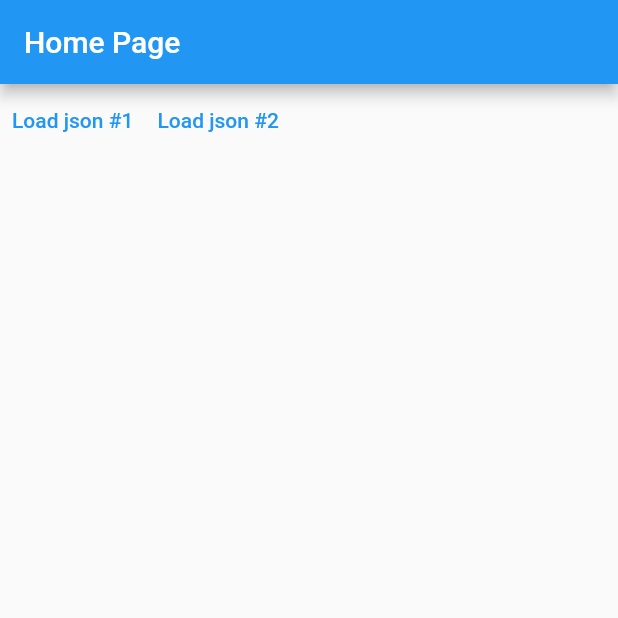
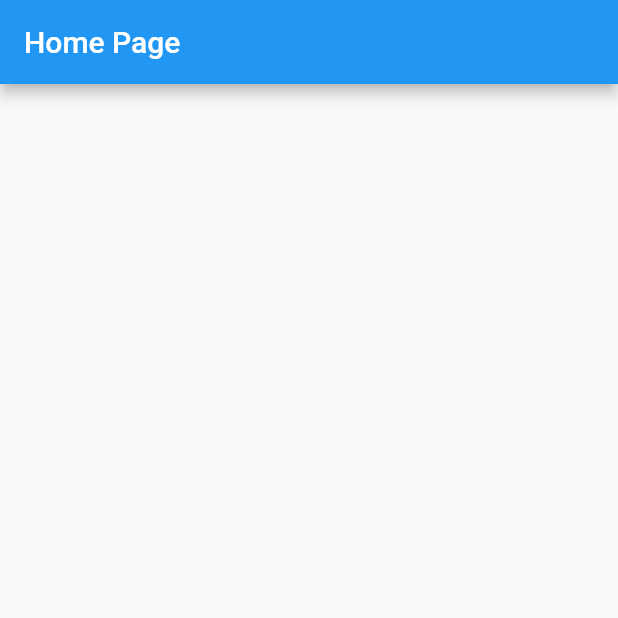
Before and after one commit to dinodtharinda/bloc_state_flutter, a Flutter app: the screen it shows after launch, on a phone screen of 412 x 824 dp, the top half of it. Run offline on Flutter 3.47's test engine with Material 2 defaults, Android fonts, the light colour scheme and no system bars.

Commit message:
initial commmit

```diff
--- a/lib/bloc/bloc_actions.dart
+++ /dev/null
@@ -1,39 +0,0 @@
-import 'package:flutter/material.dart';
-
-import 'person.dart';
-
-const persons1Url = 'http://10.0.2.2:5500/api/persons1.json';
-const persons2Url = 'http://10.0.2.2:5500/api/persons2.json';
-
-typedef PersonsLoader = Future<Iterable<Person>> Function(String url);
-
-// enum PersonUrl {
-//   persons1,
-//   persons2,
-// }
-
-// extension UrlString on PersonUrl {
-//   String get urlString {
-//     switch (this) {
-//       case PersonUrl.persons1:
-//         return persons1Url;
-//       case PersonUrl.persons2:
-//         return persons2Url;
-//     }
-//   }
-// }
-
-@immutable
-abstract class LoadAction {
-  const LoadAction();
-}
-
-@immutable
-class LoadPersonAction extends LoadAction {
-  final String url;
-  final PersonsLoader loader;
-  const LoadPersonAction({
-    required this.url,
-    required this.loader,
-  }) : super();
-}
--- a/lib/bloc/person.dart
+++ /dev/null
@@ -1,23 +0,0 @@
-import 'package:flutter/material.dart';
-
-@immutable
-class Person {
-  final String name;
-  final int age;
-
-  const Person({required this.name, required this.age});
-
-  factory Person.fromJsonfac(Map<String, dynamic> json) {
-    return Person(
-      name: json['name'],
-      age: json['age'],
-    );
-  }
-
-  Person.fromJson(Map<String, dynamic> json)
-      : name = json['name'] as String,
-        age = json['age'] as int;
-
-  @override
-  String toString() => 'name = $name, age = $age';
-}
--- a/lib/bloc/persons_bloc.dart
+++ /dev/null
@@ -1,61 +0,0 @@
-import 'package:bloc/bloc.dart';
-import 'package:flutter/material.dart';
-import 'bloc_actions.dart';
-import 'person.dart';
-
-extension IsEqualToIgnoringOrdering<T> on Iterable<T> {
-  bool isEqualToIgnoringOrdering(Iterable<T> other) =>
-      length == other.length &&
-      {...this}.intersection({...other}).length == length;
-}
-
-@immutable
-class FetchResult {
-  final Iterable<Person> persons;
-  final bool isRetrivedFromCache;
-
-  const FetchResult({
-    required this.persons,
-    required this.isRetrivedFromCache,
-  });
-
-  @override
-  String toString() =>
-      'FetchResult(isRetrivedFromCashe = $isRetrivedFromCache, persons = $persons)';
-
-  @override
-  bool operator ==(covariant FetchResult other) =>
-      persons.isEqualToIgnoringOrdering(other.persons) &&
-      isRetrivedFromCache == other.isRetrivedFromCache;
-
-  @override
-  int get hashCode => Object.hash(persons, isRetrivedFromCache);
-}
-
-class PersonsBloc extends Bloc<LoadAction, FetchResult?> {
-  final Map<String, Iterable<Person>> _cache = {};
-
-  PersonsBloc() : super(null) {
-    on<LoadPersonAction>(
-      (event, emit) async {
-        final url = event.url;
-        if (_cache.containsKey(url)) {
-          // we have the value in the cache
-          final cachedPersons = _cache[url]!;
-          final result = FetchResult(
-            persons: cachedPersons,
-            isRetrivedFromCache: true,
-          );
-          emit(result);
-        } else {
-          final loader =event.loader;
-          final persons = await loader(url);
-          _cache[url] = persons;
-          final result =
-              FetchResult(persons: persons, isRetrivedFromCache: false);
-          emit(result);
-        }
-      },
-    );
-  }
-}
--- a/lib/main.dart
+++ b/lib/main.dart
@@ -1,62 +1,12 @@
-import 'dart:convert';
-import 'dart:io';
+import 'package:flutter/material.dart';
 
-import 'package:bloc_state_flutter/bloc/person.dart';
-import 'package:flutter/material.dart';
-import 'package:flutter_bloc/flutter_bloc.dart';
-import 'package:http/http.dart' as http;
-
-import 'bloc/bloc_actions.dart';
-import 'bloc/persons_bloc.dart';
 
 void main() {
   runApp(
-    MaterialApp(
-      home: BlocProvider(
-        create: (_) => PersonsBloc(),
-        child: const HomePage(),
-      ),
+    const MaterialApp(
+      home: HomePage(),
     ),
   );
-}
-
-
-
-
-
-
-Future<Iterable<Person>> getPerson(String url) async => await HttpClient()
-    .getUrl(Uri.parse(url))
-    .then((req) => req.close())
-    .then((resp) => resp.transform(utf8.decoder).join())
-    .then((str) => json.decode(str) as List<dynamic>)
-    .then((list) => list.map((e) => Person.fromJson(e)));
-
-Future<Iterable<Person>> getPersonHttp(String url) async {
-  try {
-    final response = await http.get(Uri.parse(url));
-
-    if (response.statusCode == 200) {
-      final List<dynamic> jsonList = jsonDecode(response.body);
-      return jsonList.map((json) => Person.fromJson(json));
-    } else {
-      throw Exception('Failed to load persons: HTTP ${response.statusCode}');
-    }
-  } on SocketException catch (e) {
-    print('FormatException: $e');
-    throw Exception('Failed to load persons: Bad response format');
-  } catch (e) {
-    print('Unexpected error: $e');
-    throw Exception('Failed to load persons due to unexpected error');
-  }
-}
-
-
-
-
-
-extension Subscsript<T> on Iterable<T> {
-  T? operator [](int index) => length > index ? elementAt(index) : null;
 }
 
 class HomePage extends StatelessWidget {
@@ -66,58 +16,8 @@ class HomePage extends StatelessWidget {
   Widget build(BuildContext context) {
     return Scaffold(
       appBar: AppBar(
-        title: const Text("Home Page"),
+        title: const Text('Home Page'),
       ),
-      body: Column(children: [
-        Row(
-          children: [
-            TextButton(
-              onPressed: () {
-                context.read<PersonsBloc>().add(
-                      const LoadPersonAction(
-                        url: persons1Url,
-                        loader:getPerson
-                      ),
-                    );
-              },
-              child: const Text("Load json #1"),
-            ),
-            TextButton(
-              onPressed: () {
-                context.read<PersonsBloc>().add(
-                      const LoadPersonAction(
-                        url:persons2Url,
-                        loader: getPerson
-                      ),
-                    );
-              },
-              child: const Text("Load json #2"),
-            ),
-          ],
-        ),
-        BlocBuilder<PersonsBloc, FetchResult?>(
-          buildWhen: (previousResult, currentResult) {
-            return previousResult?.persons != currentResult?.persons;
-          },
-          builder: (context, fetchResult) {
-            final persons = fetchResult?.persons;
-            if (persons == null) {
-              return const SizedBox();
-            }
-            return Expanded(
-              child: ListView.builder(
-                itemBuilder: (context, index) {
-                  final person = persons[index]!;
-                  return ListTile(
-                    title: Text(person.name),
-                  );
-                },
-                itemCount: persons.length,
-              ),
-            );
-          },
-        )
-      ]),
     );
   }
 }
```
